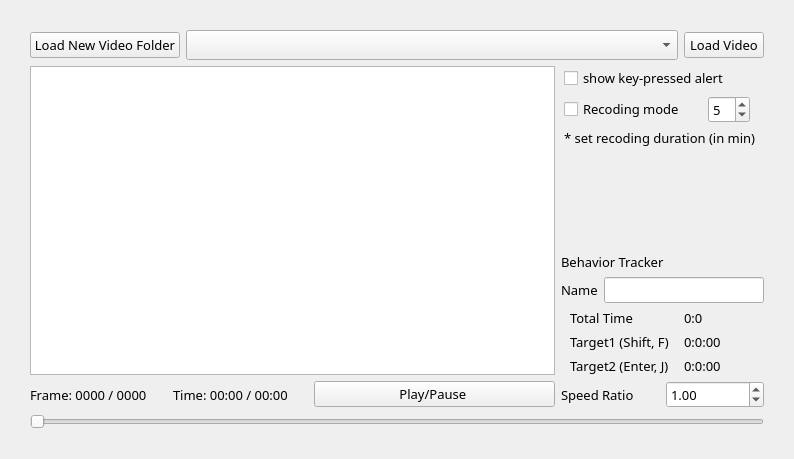
The window that mainGUI.ui (coldlabkaist/MBTI-Manual-Behavior-Tracking-Interface) describes before a commit, drawn with Qt 5.
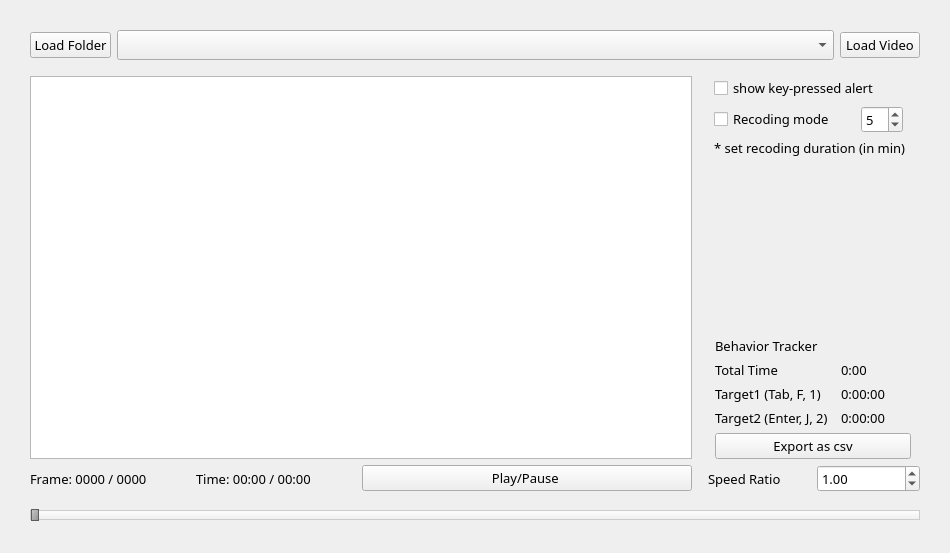
The same window after the commit.

The edit to the form file:
```diff
--- a/mainGUI.ui
+++ b/mainGUI.ui
@@ -6,8 +6,8 @@
    <rect>
     <x>0</x>
     <y>0</y>
-    <width>794</width>
-    <height>459</height>
+    <width>950</width>
+    <height>553</height>
    </rect>
   </property>
   <property name="font">
@@ -25,7 +25,7 @@
   <property name="sizeGripEnabled">
    <bool>false</bool>
   </property>
-  <layout class="QGridLayout" name="gridLayout_5">
+  <layout class="QGridLayout" name="gridLayout_3">
    <property name="leftMargin">
     <number>30</number>
    </property>
@@ -40,13 +40,16 @@
    </property>
    <item row="0" column="0" colspan="2">
     <layout class="QHBoxLayout" name="horizontalLayout_2">
+     <property name="bottomMargin">
+      <number>10</number>
+     </property>
      <item>
       <widget class="QPushButton" name="loadfolbt">
        <property name="focusPolicy">
         <enum>Qt::NoFocus</enum>
        </property>
        <property name="text">
-        <string>Load New Video Folder</string>
+        <string>Load Folder</string>
        </property>
       </widget>
      </item>
@@ -81,20 +84,30 @@
      </item>
     </layout>
    </item>
-   <item row="1" column="0">
+   <item row="1" column="0" rowspan="3">
     <widget class="QGraphicsView" name="qgraphicsvideo">
      <property name="focusPolicy">
-      <enum>Qt::WheelFocus</enum>
+      <enum>Qt::NoFocus</enum>
+     </property>
+     <property name="autoFillBackground">
+      <bool>true</bool>
+     </property>
+     <property name="verticalScrollBarPolicy">
+      <enum>Qt::ScrollBarAlwaysOff</enum>
+     </property>
+     <property name="horizontalScrollBarPolicy">
+      <enum>Qt::ScrollBarAlwaysOff</enum>
+     </property>
+     <property name="sizeAdjustPolicy">
+      <enum>QAbstractScrollArea::AdjustIgnored</enum>
      </property>
     </widget>
    </item>
    <item row="1" column="1">
-    <layout class="QGridLayout" name="gridLayout_3">
-     <property name="leftMargin">
-      <number>0</number>
-     </property>
-     <item row="0" column="0">
       <layout class="QGridLayout" name="gridLayout_2">
+     <property name="leftMargin">
+      <number>10</number>
+     </property>
        <item row="0" column="0" colspan="2">
         <widget class="QCheckBox" name="alertcheck">
          <property name="sizePolicy">
@@ -164,20 +177,25 @@
        </item>
       </layout>
      </item>
-     <item row="1" column="0">
+   <item row="2" column="1">
       <spacer name="verticalSpacer">
        <property name="orientation">
         <enum>Qt::Vertical</enum>
        </property>
        <property name="sizeHint" stdset="0">
         <size>
-         <width>20</width>
-         <height>40</height>
+       <width>222</width>
+       <height>173</height>
         </size>
        </property>
       </spacer>
      </item>
-     <item row="2" column="0">
+   <item row="3" column="1">
+    <layout class="QGridLayout" name="gridLayout">
+     <property name="leftMargin">
+      <number>10</number>
+     </property>
+     <item row="0" column="0">
       <widget class="QLabel" name="label">
        <property name="sizePolicy">
         <sizepolicy hsizetype="Fixed" vsizetype="Fixed">
@@ -188,50 +206,12 @@
        <property name="text">
         <string>Behavior Tracker</string>
        </property>
-      </widget>
-     </item>
-     <item row="3" column="0">
-      <layout class="QHBoxLayout" name="horizontalLayout">
-       <item>
-        <widget class="QLabel" name="label_2">
-         <property name="sizePolicy">
-          <sizepolicy hsizetype="Fixed" vsizetype="Fixed">
-           <horstretch>0</horstretch>
-           <verstretch>0</verstretch>
-          </sizepolicy>
-         </property>
-         <property name="text">
-          <string>Name</string>
-         </property>
-        </widget>
-       </item>
-       <item>
-        <widget class="QLineEdit" name="behaviorname">
-         <property name="sizePolicy">
-          <sizepolicy hsizetype="Fixed" vsizetype="Fixed">
-           <horstretch>0</horstretch>
-           <verstretch>0</verstretch>
-          </sizepolicy>
-         </property>
-         <property name="minimumSize">
-          <size>
-           <width>160</width>
-           <height>0</height>
-          </size>
-         </property>
-         <property name="focusPolicy">
-          <enum>Qt::NoFocus</enum>
-         </property>
-        </widget>
-       </item>
-      </layout>
-     </item>
-     <item row="4" column="0">
-      <layout class="QGridLayout" name="gridLayout">
-       <property name="sizeConstraint">
-        <enum>QLayout::SetMinAndMaxSize</enum>
-       </property>
-       <item row="0" column="0">
+       <property name="margin">
+        <number>0</number>
+       </property>
+      </widget>
+     </item>
+     <item row="1" column="0">
         <widget class="QLabel" name="totaltext">
          <property name="sizePolicy">
           <sizepolicy hsizetype="Fixed" vsizetype="Preferred">
@@ -244,7 +224,7 @@
          </property>
         </widget>
        </item>
-       <item row="0" column="1">
+     <item row="1" column="1">
         <widget class="QLabel" name="totalnum">
          <property name="sizePolicy">
           <sizepolicy hsizetype="Fixed" vsizetype="Preferred">
@@ -259,11 +239,11 @@
           </size>
          </property>
          <property name="text">
-          <string>0:0</string>
+        <string>0:00</string>
          </property>
         </widget>
        </item>
-       <item row="1" column="0">
+     <item row="2" column="0">
         <widget class="QLabel" name="tar1text">
          <property name="sizePolicy">
           <sizepolicy hsizetype="Fixed" vsizetype="Preferred">
@@ -272,11 +252,11 @@
           </sizepolicy>
          </property>
          <property name="text">
-          <string>Target1 (Shift, F)</string>
+        <string>Target1 (Tab, F, 1)</string>
          </property>
         </widget>
        </item>
-       <item row="1" column="1">
+     <item row="2" column="1">
         <widget class="QLabel" name="tar1num">
          <property name="sizePolicy">
           <sizepolicy hsizetype="Fixed" vsizetype="Preferred">
@@ -291,11 +271,11 @@
           </size>
          </property>
          <property name="text">
-          <string>0:0:00</string>
+        <string>0:00:00</string>
          </property>
         </widget>
        </item>
-       <item row="2" column="0">
+     <item row="3" column="0">
         <widget class="QLabel" name="tar2text">
          <property name="sizePolicy">
           <sizepolicy hsizetype="Fixed" vsizetype="Preferred">
@@ -304,11 +284,11 @@
           </sizepolicy>
          </property>
          <property name="text">
-          <string>Target2 (Enter, J)</string>
+        <string>Target2 (Enter, J, 2)</string>
          </property>
         </widget>
        </item>
-       <item row="2" column="1">
+     <item row="3" column="1">
         <widget class="QLabel" name="tar2num">
          <property name="sizePolicy">
           <sizepolicy hsizetype="Fixed" vsizetype="Preferred">
@@ -323,18 +303,41 @@
           </size>
          </property>
          <property name="text">
-          <string>0:0:00</string>
+        <string>0:00:00</string>
          </property>
         </widget>
        </item>
-      </layout>
+     <item row="4" column="0" colspan="2">
+      <widget class="QPushButton" name="importbt">
+       <property name="focusPolicy">
+        <enum>Qt::NoFocus</enum>
+       </property>
+       <property name="text">
+        <string>Export as csv</string>
+       </property>
+      </widget>
      </item>
     </layout>
    </item>
-   <item row="2" column="0">
+   <item row="4" column="0">
     <layout class="QHBoxLayout" name="horizontalLayout_3">
+     <property name="bottomMargin">
+      <number>10</number>
+     </property>
      <item>
       <widget class="QLabel" name="videoframelabel">
+       <property name="sizePolicy">
+        <sizepolicy hsizetype="Fixed" vsizetype="Preferred">
+         <horstretch>0</horstretch>
+         <verstretch>0</verstretch>
+        </sizepolicy>
+       </property>
+       <property name="minimumSize">
+        <size>
+         <width>140</width>
+         <height>0</height>
+        </size>
+       </property>
        <property name="text">
         <string>Frame: 0000 / 0000</string>
        </property>
@@ -358,6 +361,18 @@
      </item>
      <item>
       <widget class="QLabel" name="videotimelabel">
+       <property name="sizePolicy">
+        <sizepolicy hsizetype="Fixed" vsizetype="Preferred">
+         <horstretch>0</horstretch>
+         <verstretch>0</verstretch>
+        </sizepolicy>
+       </property>
+       <property name="minimumSize">
+        <size>
+         <width>140</width>
+         <height>0</height>
+        </size>
+       </property>
        <property name="text">
         <string>Time: 00:00 / 00:00</string>
        </property>
@@ -403,9 +418,22 @@
      </item>
     </layout>
    </item>
-   <item row="2" column="1">
-    <layout class="QGridLayout" name="gridLayout_4">
-     <item row="0" column="1">
+   <item row="4" column="1">
+    <layout class="QHBoxLayout" name="horizontalLayout">
+     <property name="leftMargin">
+      <number>10</number>
+     </property>
+     <property name="bottomMargin">
+      <number>10</number>
+     </property>
+     <item>
+      <widget class="QLabel" name="label_4">
+       <property name="text">
+        <string>Speed Ratio</string>
+       </property>
+      </widget>
+     </item>
+     <item>
       <widget class="QDoubleSpinBox" name="speedspin">
        <property name="focusPolicy">
         <enum>Qt::NoFocus</enum>
@@ -424,23 +452,45 @@
        </property>
       </widget>
      </item>
-     <item row="0" column="0">
-      <widget class="QLabel" name="label_4">
-       <property name="text">
-        <string>Speed Ratio</string>
-       </property>
-      </widget>
-     </item>
     </layout>
    </item>
-   <item row="3" column="0" colspan="2">
+   <item row="5" column="0" colspan="2">
     <widget class="QSlider" name="videoslider">
      <property name="focusPolicy">
       <enum>Qt::NoFocus</enum>
      </property>
+     <property name="styleSheet">
+      <string notr="true">QSlider::groove:horizontal {
+    border: 1px solid #CCCCCC;
+    height: 8px; /* the groove expands to the size of the slider by default. by giving it a height, it has a fixed size */
+    background: qlineargradient(x1:0, y1:0, x2:0, y2:1, stop:0 #FFFFFF, stop:1 #EEEEEE);
+    margin: 2px 0;
+}
+
+QSlider::handle:horizontal {
+    background: qlineargradient(x1:0, y1:0, x2:1, y2:1, stop:0 #CCCCCC, stop:1 #8f8f8f);
+    border: 1px solid #5c5c5c;
+	height: 12px;
+    width: 6px;
+    margin: -2px 0; /* handle is placed by default on the contents rect of the groove. Expand outside the groove */
+    border-radius: 5px;
+}</string>
+     </property>
+     <property name="singleStep">
+      <number>30</number>
+     </property>
+     <property name="pageStep">
+      <number>300</number>
+     </property>
      <property name="orientation">
       <enum>Qt::Horizontal</enum>
      </property>
+     <property name="invertedAppearance">
+      <bool>false</bool>
+     </property>
+     <property name="invertedControls">
+      <bool>false</bool>
+     </property>
     </widget>
    </item>
   </layout>
```
Left out of the diff: 3 changed lines with no effect on the pictures. Lines whose indentation alone changed are shown as unchanged.
